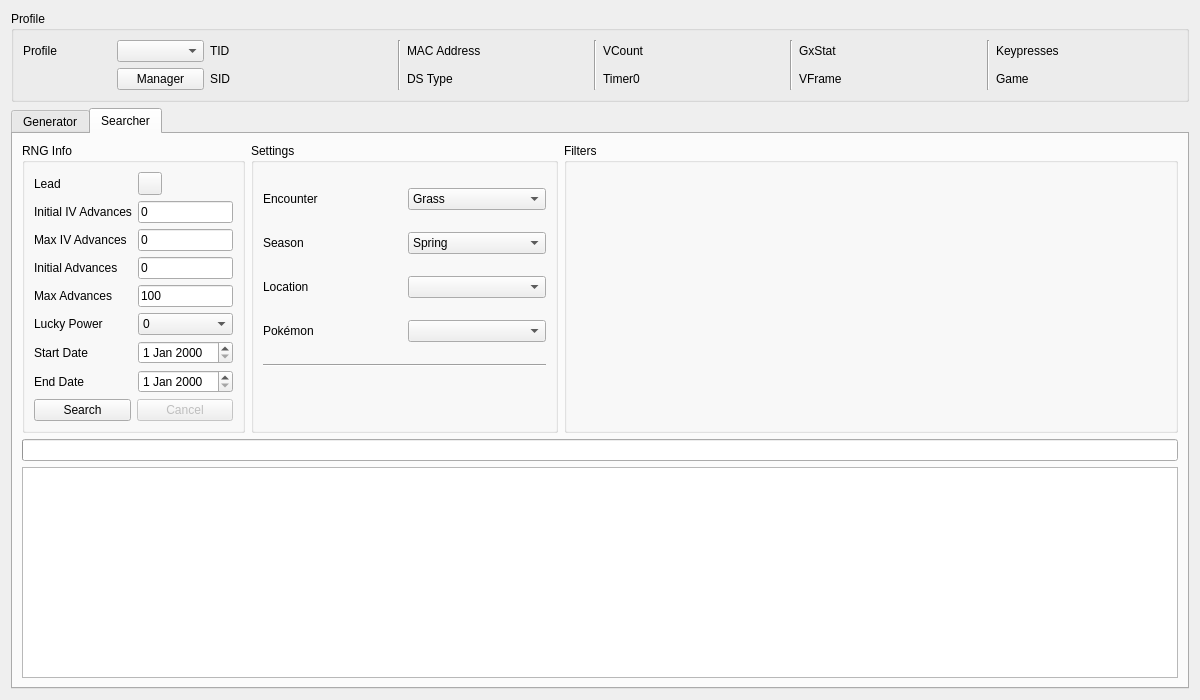
First picture: the form in Form/Gen5/Wild5.ui, repository Admiral-Fish/PokeFinder, before the edit.
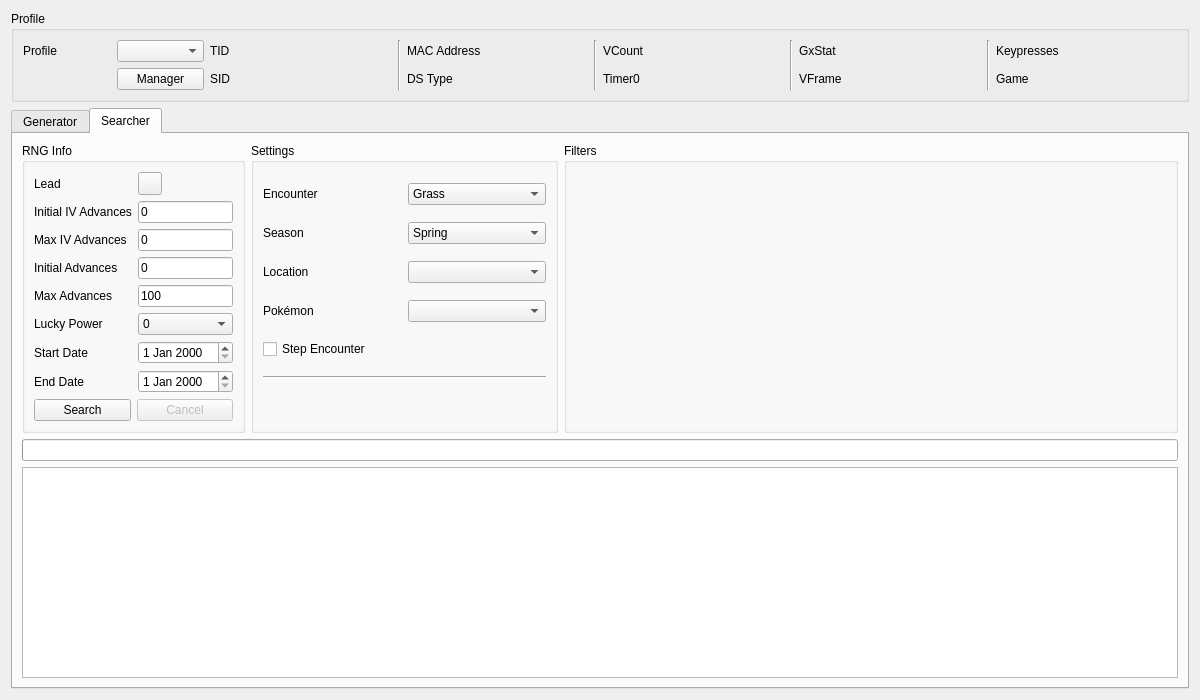
Second picture: the form after the edit. The open tabs and pages were chosen to show the change. Custom widgets are drawn as their Qt base class.

Commit message: gen 5 step encounter implementation

```diff
--- a/Form/Gen5/Wild5.ui
+++ b/Form/Gen5/Wild5.ui
@@ -709,6 +709,13 @@
           <item row="3" column="1">
            <widget class="ComboBox" name="comboBoxSearcherPokemon"/>
           </item>
+          <item row="4" column="0" colspan="2">
+           <widget class="QCheckBox" name="checkBoxSearcherMovingTrigger">
+            <property name="text">
+             <string>Step Encounter</string>
+            </property>
+           </widget>
+          </item>
           <item row="5" column="0" colspan="2">
            <widget class="Line" name="line_5">
             <property name="orientation">
```
The commit also changes 13 other files.
